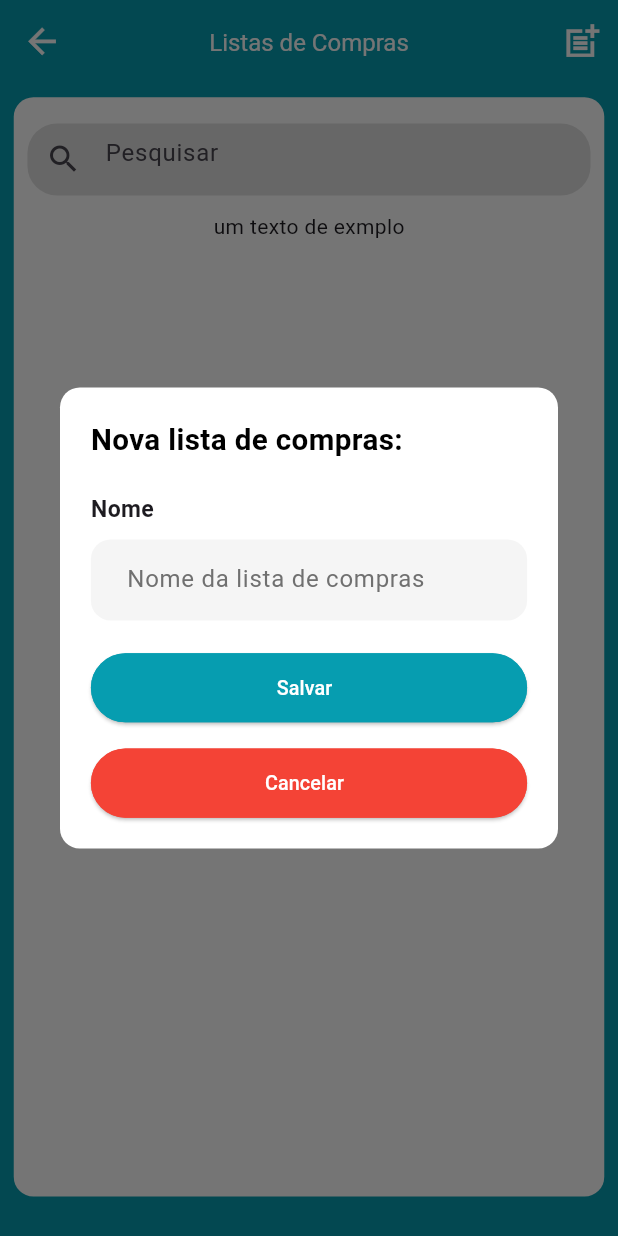
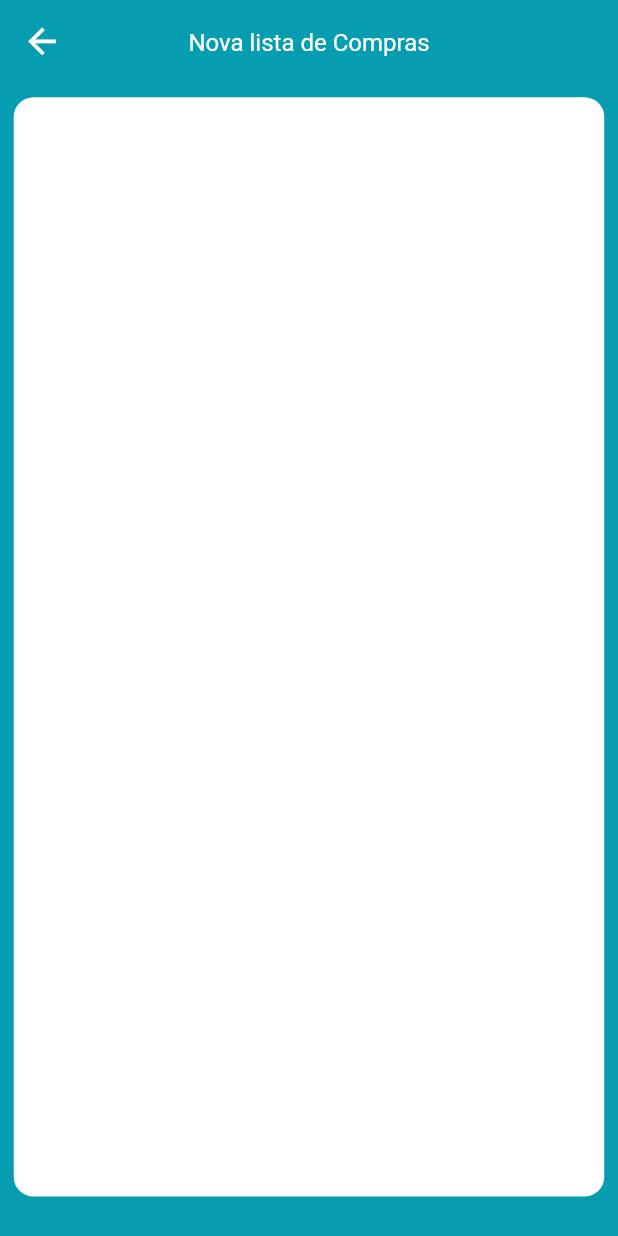
Before and after one commit to LucassAlbu/lista_de_compras_flutter, a Flutter app: the screen it shows after launch, after a tap on the "post add" icon, on a phone screen of 412 x 824 dp. Run offline on Flutter 3.47's test engine with Material 3 defaults, Android fonts, the phone set to English and light mode, and no system bars; our stand-ins replace flutter_screenutil, get; missing offline and left inert: validatorless.

Commit message:
Lista de compras testada com dados mocados

```diff
--- a/lib/modules/shoppingLists/newShoppingList/newShoppingListController.dart
+++ b/lib/modules/shoppingLists/newShoppingList/newShoppingListController.dart
@@ -1,3 +1,6 @@
+import 'package:flutter/cupertino.dart';
 import 'package:get/get_state_manager/src/simple/get_controllers.dart';
 
-class NewShoppingListsController extends GetxController {}
+class NewShoppingListsController extends GetxController {
+  final nameShoppingListController = TextEditingController();
+}
--- a/lib/modules/shoppingLists/newShoppingList/newShoppingListPage.dart
+++ b/lib/modules/shoppingLists/newShoppingList/newShoppingListPage.dart
@@ -1,23 +1,21 @@
 import 'package:flutter/cupertino.dart';
 import 'package:get/get_state_manager/src/simple/get_view.dart';
-import 'package:lista_de_compras/modules/shoppingLists/shoppingListsController.dart';
 
 import '../../../shared/app_colors.dart';
 import '../../../shared/widgets/basePage.dart';
+import 'newShoppingListController.dart';
 
-class NewShoppingListsPage extends GetView<ShoppingListsController> {
+class NewShoppingListsPage extends GetView<NewShoppingListsController> {
   const NewShoppingListsPage({super.key});
 
   @override
   Widget build(BuildContext context) {
     return BasePage(
       title: 'Nova lista de Compras',
-      showSearchBar: true,
+      showSearchBar: false,
       showFilterIcon: false,
-      showAddIcon: true,
-      onSearchChanged: (search) {
-
-      },
+      showAddIcon: false,
+      onSearchChanged: (search) {},
       onAddIconPressed: () {},
       bodyContent: Container(
         decoration: BoxDecoration(
@@ -26,8 +24,11 @@ class NewShoppingListsPage extends GetView<ShoppingListsController> {
         ),
         child: const Column(
           children: [
-            Text("um texto de exmplo"),
-
+            // CustomInputField(
+            //   title: 'Lista de compras',
+            //   hint: "Informe o nome da lista ",
+            //   controller: controller.nameShoppingListController,
+            // ),
           ],
         ),
       ),
--- a/lib/modules/shoppingLists/shoppingListsController.dart
+++ b/lib/modules/shoppingLists/shoppingListsController.dart
@@ -1,6 +1,38 @@
 import 'package:flutter/cupertino.dart';
-import 'package:get/get_state_manager/src/simple/get_controllers.dart';
+import 'package:get/get.dart';
+import 'package:lista_de_compras/modules/shoppingLists/shoppingListModel.dart';
 
 class ShoppingListsController extends GetxController {
   final nameShoppingListController = TextEditingController();
+
+  final RxList<ShoppingListModel> shoppingLists = <ShoppingListModel>[].obs;
+
+  @override
+  void onInit() {
+    super.onInit();
+    _loadMockedLists();
+  }
+
+  void _loadMockedLists() {
+    shoppingLists.assignAll([
+      ShoppingListModel(
+        title: 'Supermercado da Semana',
+        items: 10,
+        purchasedItems: 3,
+        createdAt: DateTime.now().subtract(const Duration(days: 1)),
+      ),
+      ShoppingListModel(
+        title: 'Churrasco Sábado',
+        items: 8,
+        purchasedItems: 8,
+        createdAt: DateTime.now().subtract(const Duration(days: 3)),
+      ),
+      ShoppingListModel(
+        title: 'Produtos de Limpeza',
+        items: 6,
+        purchasedItems: 2,
+        createdAt: DateTime.now().subtract(const Duration(days: 5)),
+      ),
+    ]);
+  }
 }
--- a/lib/modules/shoppingLists/shoppingListsPage.dart
+++ b/lib/modules/shoppingLists/shoppingListsPage.dart
@@ -1,9 +1,9 @@
 import 'package:flutter/cupertino.dart';
 import 'package:get/get.dart';
 import 'package:lista_de_compras/modules/shoppingLists/shoppingListsController.dart';
-import 'package:lista_de_compras/modules/shoppingLists/widgets/newshoppingListModal.dart';
+import 'package:lista_de_compras/modules/shoppingLists/widgets/shoppingListsCard.dart';
 
-import '../../shared/app_colors.dart';
+import '../../routes/app_routes.dart';
 import '../../shared/widgets/basePage.dart';
 
 class ShoppingListsPage extends GetView<ShoppingListsController> {
@@ -18,18 +18,26 @@ class ShoppingListsPage extends GetView<ShoppingListsController> {
       showAddIcon: true,
       onSearchChanged: (search) {},
       onAddIconPressed: () {
-        showNewShoppingListModal(
-          nameShoppingListController: controller.nameShoppingListController,
-        );
-        // Get.toNamed(AppRoutes.newShoppingLists);
+        // showNewShoppingListModal(
+        //   nameShoppingListController: controller.nameShoppingListController,
+        //   onSave: () {
+        //     controller.onSaveNewShoppingListModal();
+        //   },
+        // );
+        Get.toNamed(AppRoutes.newShoppingLists);
       },
-      bodyContent: Container(
-        decoration: BoxDecoration(
-          color: AppColors.white,
-          borderRadius: BorderRadius.circular(30),
-        ),
-        child: const Column(
-          children: [Text("um texto de exmplo")],
+      bodyContent: Obx(
+        () => ListView.builder(
+          itemCount: controller.shoppingLists.length,
+          itemBuilder: (_, index) {
+            final list = controller.shoppingLists[index];
+            return ForumAnswerCard(
+              title: list.title,
+              replies: list.purchasedItems,
+              views: list.items,
+              createdAt: list.createdAt,
+            );
+          },
         ),
       ),
     );
--- a/lib/modules/shoppingLists/widgets/newshoppingListModal.dart
+++ b/lib/modules/shoppingLists/widgets/newshoppingListModal.dart
@@ -9,7 +9,7 @@ import '../../../shared/widgets/custom_input_field.dart';
 
 void showNewShoppingListModal({
   required TextEditingController nameShoppingListController,
- // required VoidCallback onSave,
+  required VoidCallback onSave,
 }) {
   final GlobalKey<FormState> key = GlobalKey<FormState>();
   Get.dialog(
@@ -50,7 +50,7 @@ void showNewShoppingListModal({
                   height: 42.h,
                   onPressed: () {
                     if (!key.currentState!.validate()) return;
-                    //onSave();
+                    onSave();
                     Get.back();
                   },
                   color: AppColors.blueCard,
--- a/lib/modules/shoppingLists/widgets/shoppingListsCard.dart
+++ b/lib/modules/shoppingLists/widgets/shoppingListsCard.dart
@@ -37,19 +37,16 @@ class ForumAnswerCard extends StatelessWidget {
       child: Column(
         crossAxisAlignment: CrossAxisAlignment.start,
         children: [
-          Center(
-            child: Text(
-              title,
-              style: TextStyle(
-                fontWeight: FontWeight.bold,
-                fontSize: 16.sp,
-              ),
-            ),
-          ),
-          SizedBox(height: 8.h),
           Row(
             mainAxisAlignment: MainAxisAlignment.spaceBetween,
             children: [
+              Text(
+                title,
+                style: TextStyle(
+                  fontWeight: FontWeight.bold,
+                  fontSize: 16.sp,
+                ),
+              ),
               Icon(
                 Icons.arrow_forward_ios_rounded,
                 size: 16.w,
```
Also changed, not shown: lib/modules/shoppingLists/shoppingListModel.dart (added, +13 -0 lines).
